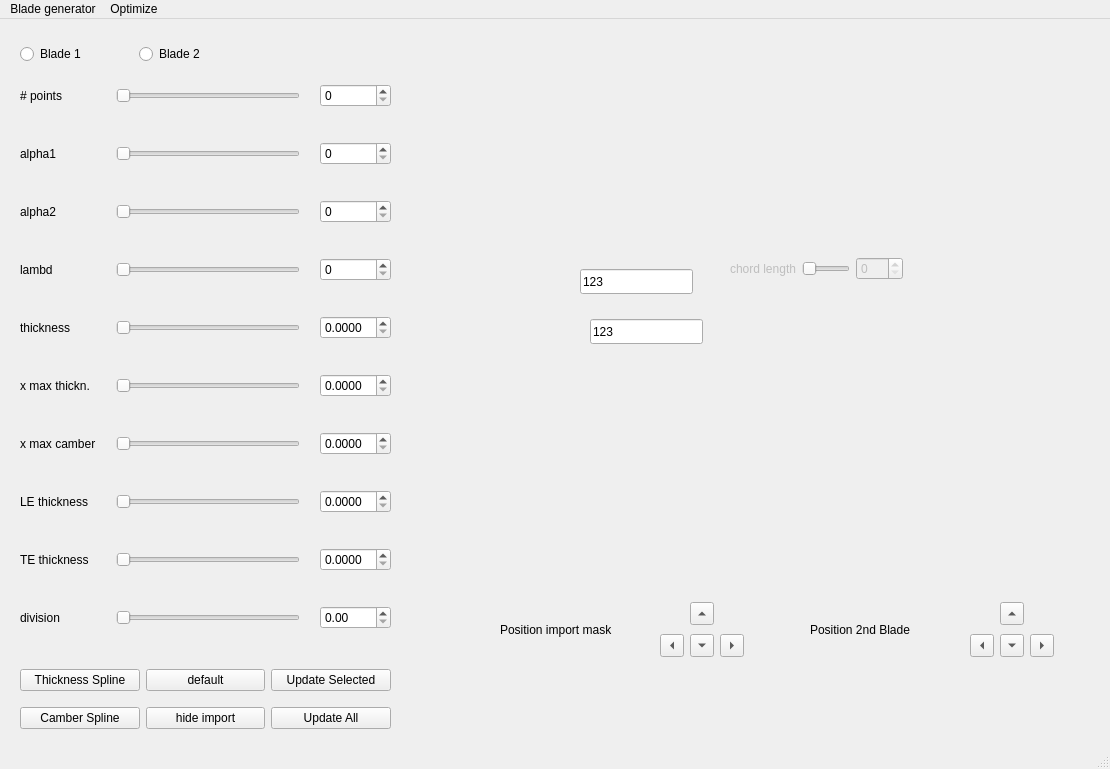
Qt form module/UI/qtdesigner/mainwindow.ui (badabush/Blade-Optimization-Tool) before a commit.
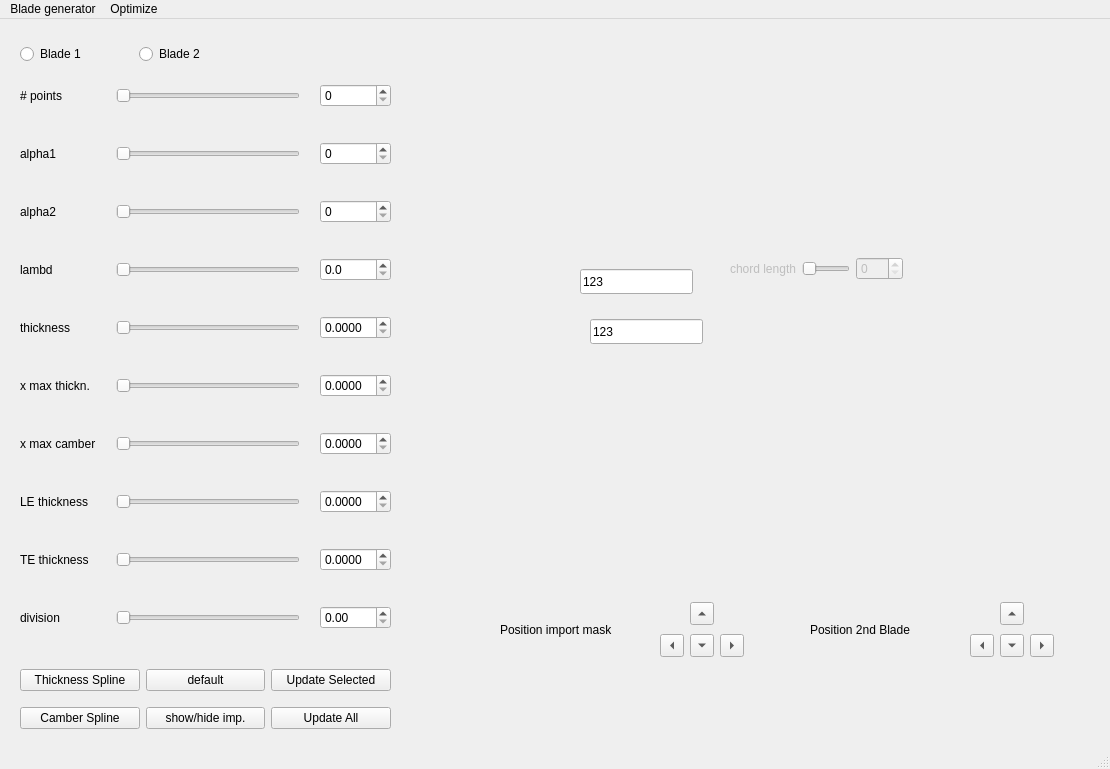
The same form after that commit.

Diff of the .ui file:
```diff
--- a/module/UI/qtdesigner/mainwindow.ui
+++ b/module/UI/qtdesigner/mainwindow.ui
@@ -266,7 +266,7 @@
         <bool>true</bool>
        </property>
        <property name="decimals">
-        <number>0</number>
+        <number>1</number>
        </property>
        <property name="singleStep">
         <double>0.000000000000000</double>
@@ -466,7 +466,7 @@
      <item row="1" column="1">
       <widget class="QPushButton" name="btn_hide_import">
        <property name="text">
-        <string>hide import</string>
+        <string>show/hide imp.</string>
        </property>
       </widget>
      </item>
```
Left out of the diff: 2 changed lines with no effect on the pictures.
